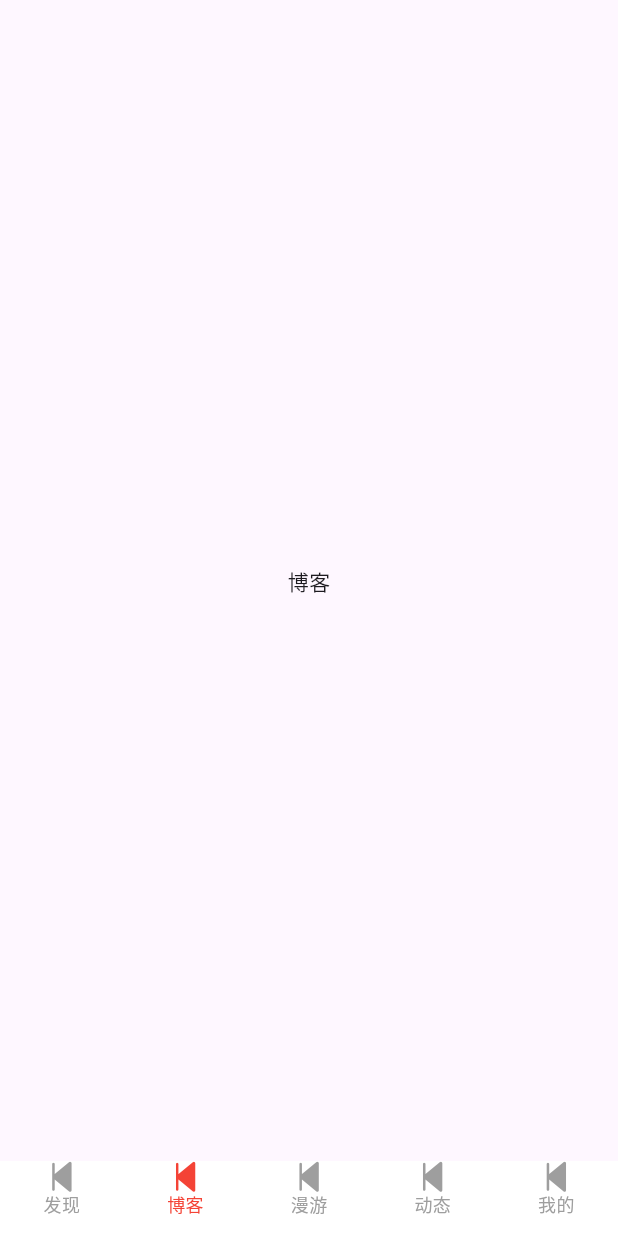
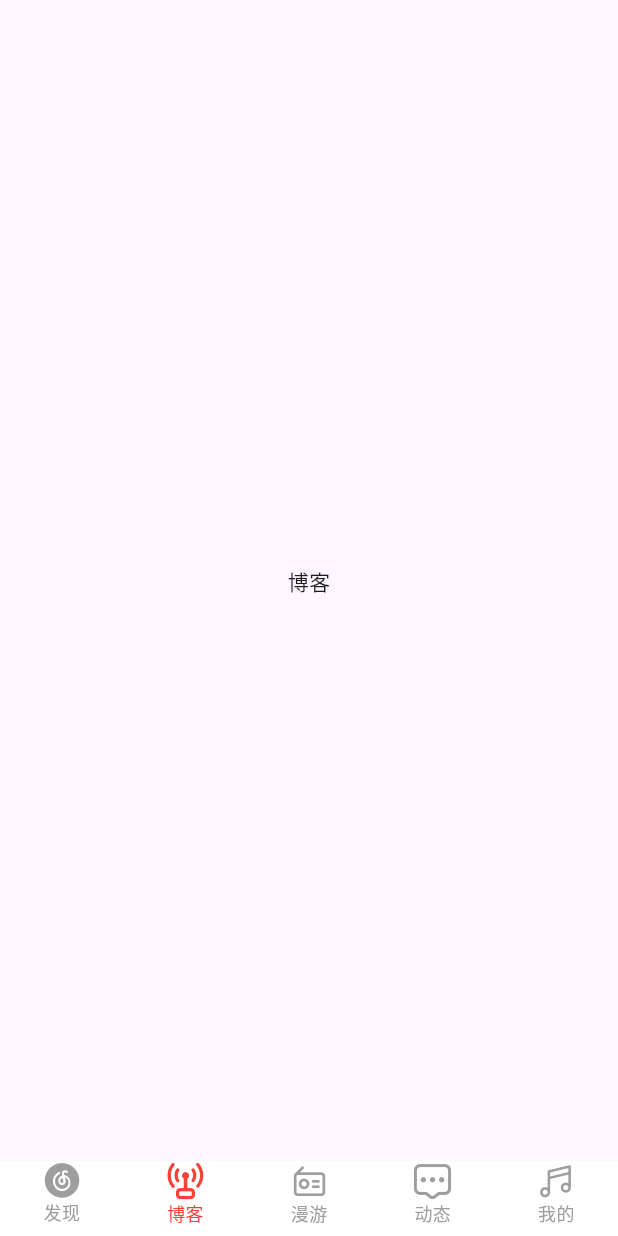
Before and after one commit to ITsuhong/flutter-wangyiyun, a Flutter app: the screen it shows after launch, item 2 of the bottom bar chosen, on a phone screen of 412 x 824 dp. Run offline on Flutter 3.47's test engine with Material 3 defaults, Android fonts, the phone set to English and light mode, and no system bars; our stand-ins replace get.

Commit message:
导航页

```diff
--- a/lib/page/find_page.dart
+++ b/lib/page/find_page.dart
@@ -4,30 +4,25 @@ import 'package:flutter/material.dart';
 class FindPage extends StatelessWidget {
   @override
   Widget build(BuildContext context) {
-    return Container(
+    return Stack(children: [
+      Column(
+        children: [
+          SizedBox(height: 40,),
+          Expanded(child: Container(
             width: double.infinity,
-      child: Stack(
-        fit: StackFit.expand,
-        children: [
-          ListView.builder(
+            child: ListView.builder(
                 itemCount: 100,
                 itemExtent: 20,
                 itemBuilder: (context, index) {
                   return Text(index.toString());
                 }),
-          Positioned(
-              top: 0,
-              left: 0,
-              right: 0,
-              child: Container(
-                height: 80,
-                width: double.infinity,
-                color: Colors.pink,
-                child: Text('122'),
           )),
-          Text('1222'),
         ],
       ),
-    );
+      Positioned(top: 0, left: 0, right: 0, child: Container(
+        height: 60,
+        color: Colors.pink,
+      ))
+    ]);
   }
 }
--- a/lib/widget/CusBottomNavigationBar.dart
+++ b/lib/widget/CusBottomNavigationBar.dart
@@ -42,8 +42,8 @@ class _MyHomePageState extends State<CusBottomNavigationBar> {
               child: Column(
                 children: [
                   Icon(
-                    IconFontIcons.iconBgPrevious,
-                    size: 20,
+                    IconFontIcons.iconWangyiyun1,
+                    size: 25,
                     color: widget.currentIndex ==
                             CusBottomNavigationBarType.find.index
                         ? redColor
@@ -71,8 +71,8 @@ class _MyHomePageState extends State<CusBottomNavigationBar> {
               child: Column(
                 children: [
                   Icon(
-                    IconFontIcons.iconBgPrevious,
-                    size: 20,
+                    IconFontIcons.iconLeida,
+                    size: 26,
                     color: widget.currentIndex ==
                             CusBottomNavigationBarType.blog.index
                         ? redColor
@@ -100,8 +100,8 @@ class _MyHomePageState extends State<CusBottomNavigationBar> {
               child: Column(
                 children: [
                   Icon(
-                    IconFontIcons.iconBgPrevious,
-                    size: 20,
+                    IconFontIcons.iconDiantai,
+                    size: 26,
                     color: widget.currentIndex ==
                             CusBottomNavigationBarType.roaming.index
                         ? redColor
@@ -129,8 +129,8 @@ class _MyHomePageState extends State<CusBottomNavigationBar> {
               child: Column(
                 children: [
                   Icon(
-                    IconFontIcons.iconBgPrevious,
-                    size: 20,
+                    IconFontIcons.iconDongtai,
+                    size: 26,
                     color: widget.currentIndex ==
                             CusBottomNavigationBarType.dynamic.index
                         ? redColor
@@ -158,8 +158,8 @@ class _MyHomePageState extends State<CusBottomNavigationBar> {
               child: Column(
                 children: [
                   Icon(
-                    IconFontIcons.iconBgPrevious,
-                    size: 20,
+                    IconFontIcons.iconYinle,
+                    size: 26,
                     color: widget.currentIndex ==
                             CusBottomNavigationBarType.mine.index
                         ? redColor
--- a/lib/widget/IconFontIcons.dart
+++ b/lib/widget/IconFontIcons.dart
@@ -1,64 +1,15 @@
 import 'package:flutter/widgets.dart';
 
 class IconFontIcons {
-    static const IconData iconTuijian = IconData(0xecb3,fontFamily:'IconFontIcons');
-    static const IconData iconSousuo = IconData(0xe602,fontFamily:'IconFontIcons');
-    static const IconData iconZhiboke = IconData(0xe61e,fontFamily:'IconFontIcons');
-    static const IconData iconCaipinpaihangbang = IconData(0xe660,fontFamily:'IconFontIcons');
-    static const IconData iconGedan = IconData(0xe66a,fontFamily:'IconFontIcons');
-    static const IconData iconShouyinji = IconData(0xe608,fontFamily:'IconFontIcons');
-    static const IconData iconLiebiao = IconData(0xe607,fontFamily:'IconFontIcons');
-    static const IconData icon31liebiao = IconData(0xe600,fontFamily:'IconFontIcons');
-    static const IconData iconSangedian = IconData(0xe609,fontFamily:'IconFontIcons');
-    static const IconData iconZuojiantou = IconData(0xe625,fontFamily:'IconFontIcons');
-    static const IconData iconBofang = IconData(0xe62c,fontFamily:'IconFontIcons');
-    static const IconData iconZ24glPlay = IconData(0xea6d,fontFamily:'IconFontIcons');
-    static const IconData iconPinglun = IconData(0xe79a,fontFamily:'IconFontIcons');
-    static const IconData iconTianjia = IconData(0xe610,fontFamily:'IconFontIcons');
-    static const IconData iconFenxiang = IconData(0xe63e,fontFamily:'IconFontIcons');
-    static const IconData iconBofang1 = IconData(0xe6d1,fontFamily:'IconFontIcons');
-    static const IconData iconDuoxiangxuanze = IconData(0xe615,fontFamily:'IconFontIcons');
-    static const IconData iconXiazai = IconData(0xe618,fontFamily:'IconFontIcons');
-    static const IconData iconXiazai1 = IconData(0xe606,fontFamily:'IconFontIcons');
-    static const IconData iconWengaoBofang = IconData(0xe636,fontFamily:'IconFontIcons');
-    static const IconData iconBofangzhong = IconData(0xe611,fontFamily:'IconFontIcons');
-    static const IconData iconXinxixiugaiTouxianggenghuanlanMorentouxiang = IconData(0xe612,fontFamily:'IconFontIcons');
-    static const IconData iconZu = IconData(0xe60d,fontFamily:'IconFontIcons');
-    static const IconData iconBofangliebiao = IconData(0xe60c,fontFamily:'IconFontIcons');
-    static const IconData iconPlay = IconData(0xe80f,fontFamily:'IconFontIcons');
-    static const IconData iconBofangzanting = IconData(0xe61d,fontFamily:'IconFontIcons');
-    static const IconData iconXiajiantou = IconData(0xe670,fontFamily:'IconFontIcons');
-    static const IconData iconXin1 = IconData(0xe699,fontFamily:'IconFontIcons');
-    static const IconData iconXin = IconData(0xe698,fontFamily:'IconFontIcons');
-    static const IconData iconPinglun1 = IconData(0xe78b,fontFamily:'IconFontIcons');
-    static const IconData iconXiazai2 = IconData(0xe605,fontFamily:'IconFontIcons');
-    static const IconData iconSangedian1 = IconData(0xe60e,fontFamily:'IconFontIcons');
-    static const IconData iconYichang = IconData(0xe60f,fontFamily:'IconFontIcons');
-    static const IconData iconXiayigexiayishou = IconData(0xe646,fontFamily:'IconFontIcons');
-    static const IconData iconPrev = IconData(0xe601,fontFamily:'IconFontIcons');
-    static const IconData iconBofang2 = IconData(0xe668,fontFamily:'IconFontIcons');
-    static const IconData icon48shangyishou = IconData(0xe613,fontFamily:'IconFontIcons');
-    static const IconData iconShunxubofang = IconData(0xe67b,fontFamily:'IconFontIcons');
-    static const IconData iconBofang4 = IconData(0xe621,fontFamily:'IconFontIcons');
-    static const IconData iconBofang3 = IconData(0xe6ad,fontFamily:'IconFontIcons');
-    static const IconData iconFenxiang1 = IconData(0xe654,fontFamily:'IconFontIcons');
-    static const IconData iconFenxiang2 = IconData(0xe60b,fontFamily:'IconFontIcons');
-    static const IconData iconXialajiantouxiao = IconData(0xe87e,fontFamily:'IconFontIcons');
-    static const IconData iconXiala = IconData(0xe7ac,fontFamily:'IconFontIcons');
-    static const IconData iconNavigate_next = IconData(0xe737,fontFamily:'IconFontIcons');
-    static const IconData iconNavigate_before = IconData(0xe736,fontFamily:'IconFontIcons');
-    static const IconData iconWangyiyunyinle = IconData(0xe614,fontFamily:'IconFontIcons');
-    static const IconData iconWangyiyunyinle1 = IconData(0xe603,fontFamily:'IconFontIcons');
-    static const IconData iconXuanzhong = IconData(0xe65b,fontFamily:'IconFontIcons');
-    static const IconData iconFork = IconData(0xe61b,fontFamily:'IconFontIcons');
-    static const IconData iconBgPrevious = IconData(0xe645,fontFamily:'IconFontIcons');
-    static const IconData icon24gfPrevious = IconData(0xea88,fontFamily:'IconFontIcons');
-    static const IconData icon24gfNext = IconData(0xea7f,fontFamily:'IconFontIcons');
-    static const IconData iconBofang5 = IconData(0xe87c,fontFamily:'IconFontIcons');
-    static const IconData iconZanting = IconData(0xe87a,fontFamily:'IconFontIcons');
-    static const IconData iconCibiaoquanyi = IconData(0xe671,fontFamily:'IconFontIcons');
-    static const IconData iconYinxiao = IconData(0xe60a,fontFamily:'IconFontIcons');
-    static const IconData iconLabaguangbo = IconData(0xe616,fontFamily:'IconFontIcons');
-    static const IconData iconLiebiao1 = IconData(0xe62d,fontFamily:'IconFontIcons');
-    static const IconData iconGeci1 = IconData(0xe604,fontFamily:'IconFontIcons');
+    static const IconData iconExcellent = IconData(0xe633,fontFamily:'IconFontIcons');
+    static const IconData iconWangyiyun1 = IconData(0xe601,fontFamily:'IconFontIcons');
+    static const IconData iconLeida = IconData(0xe66f,fontFamily:'IconFontIcons');
+    static const IconData iconShiwuShu = IconData(0xe645,fontFamily:'IconFontIcons');
+    static const IconData iconDiantai = IconData(0xe642,fontFamily:'IconFontIcons');
+    static const IconData iconYinle = IconData(0xe607,fontFamily:'IconFontIcons');
+    static const IconData iconMrtj = IconData(0xe600,fontFamily:'IconFontIcons');
+    static const IconData iconDongtai = IconData(0xe60b,fontFamily:'IconFontIcons');
+    static const IconData iconGedan = IconData(0xe603,fontFamily:'IconFontIcons');
+    static const IconData iconPaihangbang = IconData(0xe760,fontFamily:'IconFontIcons');
+    static const IconData iconBuxihuan = IconData(0xe621,fontFamily:'IconFontIcons');
 }
```
Also changed, not shown: assets/fonts/iconfont.ttf. Lines whose indentation alone changed are shown as unchanged.
